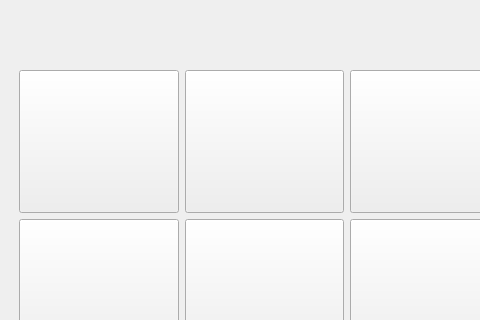
muzair2003/Tic-Tac-Toe, file mainwindow.ui: the form before one commit; both pictures show x 121 to 601 and y 0 to 320 of the 800 by 600 pixel window.
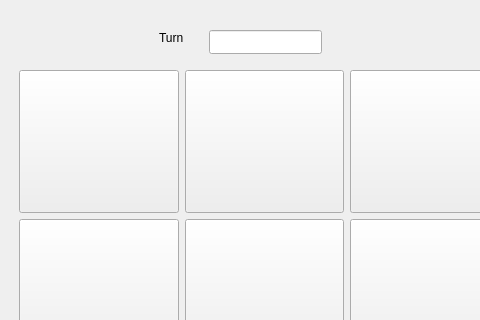
The form after the commit.

Patch:
```diff
--- a/mainwindow.ui
+++ b/mainwindow.ui
@@ -242,6 +242,29 @@
      </item>
     </layout>
    </widget>
+   <widget class="QLineEdit" name="lineEdit">
+    <property name="geometry">
+     <rect>
+      <x>330</x>
+      <y>30</y>
+      <width>113</width>
+      <height>24</height>
+     </rect>
+    </property>
+   </widget>
+   <widget class="QLabel" name="label">
+    <property name="geometry">
+     <rect>
+      <x>280</x>
+      <y>30</y>
+      <width>49</width>
+      <height>16</height>
+     </rect>
+    </property>
+    <property name="text">
+     <string>Turn</string>
+    </property>
+   </widget>
   </widget>
   <widget class="QMenuBar" name="menubar">
    <property name="geometry">
```
Left out of the diff: 240 changed lines with no effect on the pictures.
